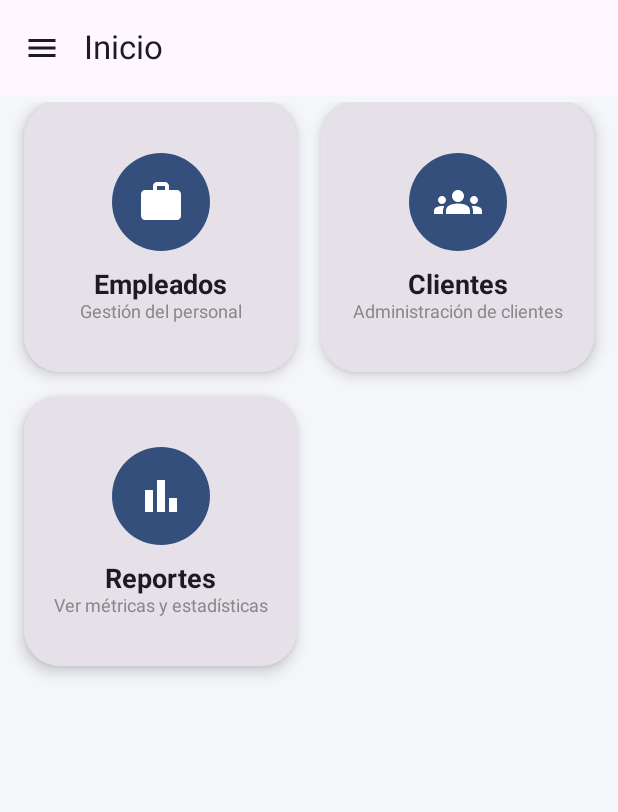
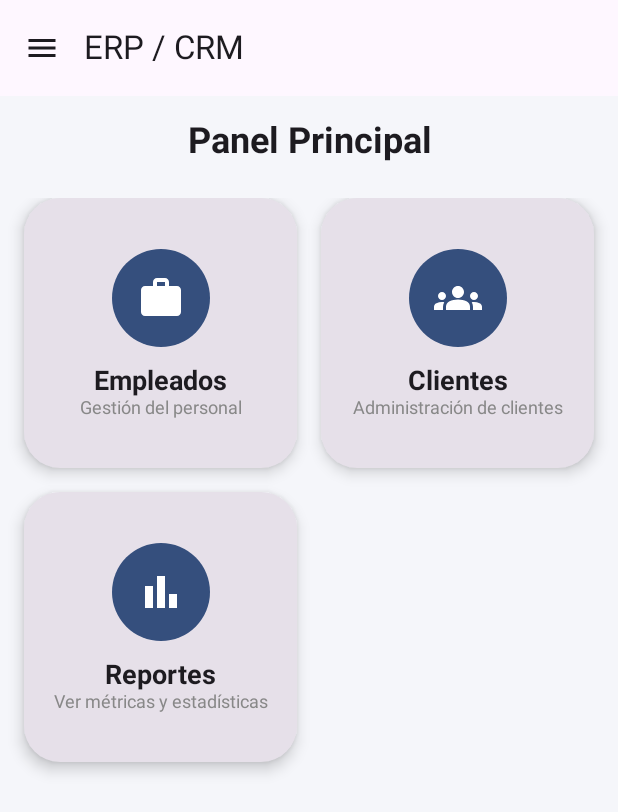
Before and after one commit to samforedev/erp-crm-mobile, an Android app built with Jetpack Compose: the MainWithDrawer screen opened through its navigation route, on a phone screen of 412 x 824 dp. Shown: the top 812 px of the screen. Run offline under Robolectric (Android 15) with nearby library versions, the phone set to English and light mode, and no system bars; network calls fail.

Commit message:
avances en diseno

```diff
--- a/app/src/main/java/com/metacho/erp_crm_mobile/ui/common/ui/components/AppDrawer.kt
+++ b/app/src/main/java/com/metacho/erp_crm_mobile/ui/common/ui/components/AppDrawer.kt
@@ -33,8 +33,7 @@ fun AppDrawer(
     ) {
         Text(
             "ERP / CRM",
-            modifier = Modifier
-                .padding(24.dp),
+            modifier = Modifier.padding(24.dp),
             color = Color.White,
             fontSize = 20.sp,
             fontWeight = FontWeight.Bold
@@ -46,6 +45,7 @@ fun AppDrawer(
         DrawerItem("Reportes", Icons.Default.BarChart, onReportsClick)
     }
 }
+
 
 @Composable
 fun DrawerItem(
--- a/app/src/main/java/com/metacho/erp_crm_mobile/ui/common/ui/components/MainWithDrawer.kt
+++ b/app/src/main/java/com/metacho/erp_crm_mobile/ui/common/ui/components/MainWithDrawer.kt
@@ -22,7 +22,10 @@ import kotlinx.coroutines.launch
 
 @OptIn(ExperimentalMaterial3Api::class)
 @Composable
-fun MainWithDrawer(navController: NavController) {
+fun MainWithDrawer(
+    navController: NavController,
+    content: @Composable () -> Unit
+) {
     val drawerState = rememberDrawerState(initialValue = DrawerValue.Closed)
     val scope = rememberCoroutineScope()
 
@@ -31,7 +34,7 @@ fun MainWithDrawer(navController: NavController) {
         drawerContent = {
             AppDrawer(
                 onHomeClick = { navController.navigate(Routes.Home.route) },
-                onEmployeesClick = { /* TODO */ },
+                onEmployeesClick = { navController.navigate(Routes.User.route) },
                 onCustomersClick = { /* TODO */ },
                 onReportsClick = { /* TODO */ }
             )
@@ -40,21 +43,20 @@ fun MainWithDrawer(navController: NavController) {
         Scaffold(
             topBar = {
                 TopAppBar(
-                    title = { Text("Inicio") },
+                    title = { Text("ERP / CRM") },
                     navigationIcon = {
-                        IconButton(onClick = { scope.launch { drawerState.open() } }) {
+                        IconButton(onClick = {
+                            scope.launch { drawerState.open() }
+                        }) {
                             Icon(Icons.Default.Menu, contentDescription = "Menu")
                         }
                     }
                 )
             }
         ) { padding ->
-            HomeScreen(
-                modifier = Modifier.padding(padding),
-                onEmployeesClick = { /* TODO */ },
-                onCustomersClick = { /* TODO */ },
-                onReportsClick = { /* TODO */ }
-            )
+            androidx.compose.foundation.layout.Box(Modifier.padding(padding)) {
+                content()
+            }
         }
     }
 }
--- a/app/src/main/java/com/metacho/erp_crm_mobile/ui/home/ui/HomeScreen.kt
+++ b/app/src/main/java/com/metacho/erp_crm_mobile/ui/home/ui/HomeScreen.kt
@@ -28,8 +28,7 @@ import com.metacho.erp_crm_mobile.ui.common.ui.components.DashboardCard
 fun HomeScreen(
     onEmployeesClick: () -> Unit,
     onCustomersClick: () -> Unit,
-    onReportsClick: () -> Unit,
-    modifier: Modifier
+    onReportsClick: () -> Unit
 ) {
     Column(
         modifier = Modifier
--- a/app/src/main/java/com/metacho/erp_crm_mobile/ui/login/ui/LoginScreen.kt
+++ b/app/src/main/java/com/metacho/erp_crm_mobile/ui/login/ui/LoginScreen.kt
@@ -34,7 +34,6 @@ import androidx.compose.ui.text.input.PasswordVisualTransformation
 import androidx.compose.ui.text.style.TextAlign
 import androidx.compose.ui.unit.dp
 import androidx.compose.ui.unit.sp
-import androidx.lifecycle.viewmodel.compose.viewModel
 import com.metacho.erp_crm_mobile.ui.common.ui.components.GlassCard
 import com.metacho.erp_crm_mobile.ui.common.ui.components.LoginBackground
 import com.metacho.erp_crm_mobile.ui.theme.BlueAccent
--- a/app/src/main/java/com/metacho/erp_crm_mobile/ui/navigation/Navigation.kt
+++ b/app/src/main/java/com/metacho/erp_crm_mobile/ui/navigation/Navigation.kt
@@ -7,10 +7,12 @@ import androidx.navigation.compose.composable
 import androidx.navigation.compose.rememberNavController
 import com.metacho.erp_crm_mobile.ui.common.ui.components.MainWithDrawer
 import com.metacho.erp_crm_mobile.ui.data.UserPreferences
+import com.metacho.erp_crm_mobile.ui.home.ui.HomeScreen
 import com.metacho.erp_crm_mobile.ui.login.domain.LoginRepository
 import com.metacho.erp_crm_mobile.ui.login.ui.LoginScreen
 import com.metacho.erp_crm_mobile.ui.login.ui.LoginViewModel
 import com.metacho.erp_crm_mobile.ui.login.ui.LoginViewModelFactory
+import com.metacho.erp_crm_mobile.ui.user.ui.UserScreen
 
 @Composable
 fun AppNavigation(
@@ -41,7 +43,20 @@ fun AppNavigation(
         }
 
         composable(Routes.Home.route) {
-            MainWithDrawer(navController)
+            MainWithDrawer(navController) {
+                HomeScreen(
+                    onEmployeesClick = { navController.navigate(Routes.User.route) },
+                    onCustomersClick = { navController.navigate(Routes.User.route) },
+                    onReportsClick = { navController.navigate(Routes.User.route) }
+                )
+            }
         }
+
+        composable(Routes.User.route) {
+            MainWithDrawer(navController) {
+                UserScreen()
+            }
+        }
+
     }
 }
--- a/app/src/main/java/com/metacho/erp_crm_mobile/ui/navigation/Routes.kt
+++ b/app/src/main/java/com/metacho/erp_crm_mobile/ui/navigation/Routes.kt
@@ -3,4 +3,5 @@ package com.metacho.erp_crm_mobile.ui.navigation
 sealed class Routes(val route: String) {
     object Login: Routes("login")
     object Home: Routes("home")
+    object User: Routes("user")
 }
--- /dev/null
+++ b/app/src/main/java/com/metacho/erp_crm_mobile/ui/user/ui/UserScreen.kt
@@ -0,0 +1,9 @@
+package com.metacho.erp_crm_mobile.ui.user.ui
+
+import androidx.compose.material3.Text
+import androidx.compose.runtime.Composable
+
+@Composable
+fun UserScreen() {
+    Text("User Screen Found")
+}
```
